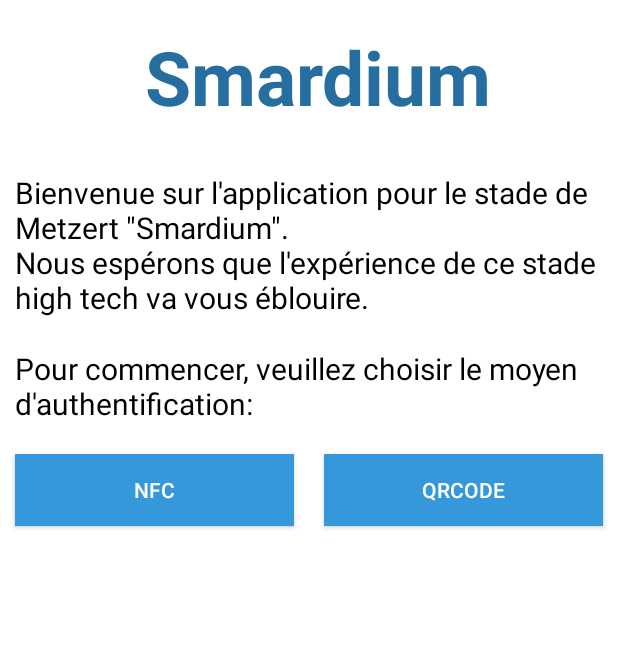
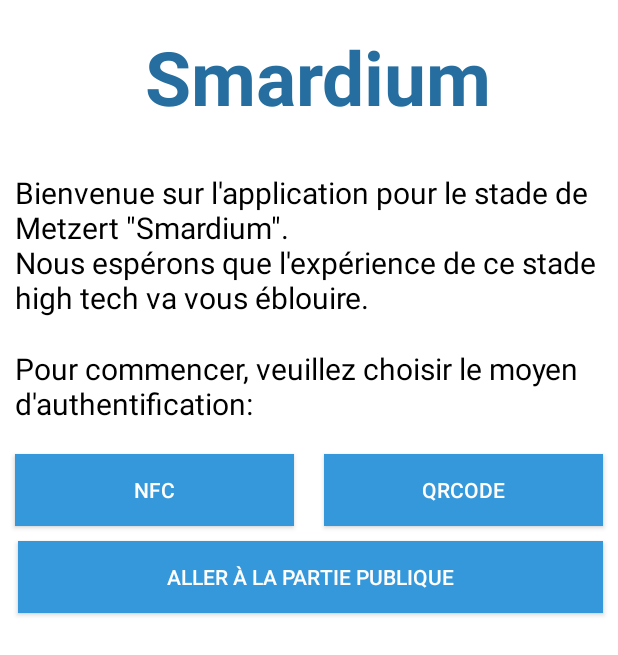
Before and after one commit to DrLoutre/DickIsBackStadium, an Android app: the layout activity_main.xml on its own in the app's theme, with its tools: preview values and no code run, on a phone screen of 412 x 824 dp. Shown: the top 655 px of the screen. Run offline under Robolectric (Android 15) with nearby library versions, the phone set to English and light mode, and no system bars.

Commit message:
[Android] ajout de trucs cool mais j'ai pas envie de vous dire quoi (#noSpoil)

```diff
--- a/SmartStadium/app/src/main/java/com/example/gecko/smartstadium/activities/NFRScannerActivity.java
+++ b/SmartStadium/app/src/main/java/com/example/gecko/smartstadium/activities/NFCScannerActivity.java
@@ -5,7 +5,7 @@ import android.support.v7.app.AppCompatActivity;
 
 import com.example.gecko.smartstadium.R;
 
-public class NFRScannerActivity extends AppCompatActivity {
+public class NFCScannerActivity extends AppCompatActivity {
 
 
     @Override
--- a/SmartStadium/app/src/main/res/layout/activity_main.xml
+++ b/SmartStadium/app/src/main/res/layout/activity_main.xml
@@ -45,6 +45,7 @@
         android:textSize="20dp" />
 
     <LinearLayout
+        android:id="@+id/linearLayout"
         android:layout_width="match_parent"
         android:layout_height="wrap_content"
         android:layout_below="@id/loginTextInfo"
@@ -77,4 +78,17 @@
             android:text="QRcode" />
 
     </LinearLayout>
+
+    <Button
+        android:id="@+id/loginButtonPublic"
+        android:layout_width="match_parent"
+        android:layout_height="wrap_content"
+        android:layout_alignEnd="@+id/loginTextInfo"
+        android:layout_alignLeft="@+id/loginMainTitle"
+        android:layout_alignRight="@+id/loginTextInfo"
+        android:layout_alignStart="@+id/loginMainTitle"
+        android:layout_below="@+id/linearLayout"
+        android:layout_weight="1"
+        android:background="@color/colorAccent"
+        android:text="Aller à la partie publique" />
 </RelativeLayout>
--- a/SmartStadium/app/src/main/res/layout/activity_nfrscanner.xml
+++ b/SmartStadium/app/src/main/res/layout/activity_nfrscanner.xml
@@ -3,6 +3,6 @@
     xmlns:tools="http://schemas.android.com/tools"
     android:layout_width="match_parent"
     android:layout_height="match_parent"
-    tools:context="com.example.gecko.smartstadium.activities.NFRScannerActivity">
+    tools:context="com.example.gecko.smartstadium.activities.NFCScannerActivity">
 
 </android.support.constraint.ConstraintLayout>
```
Also changed, not shown: SmartStadium/app/build.gradle (+7 -0 lines), SmartStadium/app/src/main/AndroidManifest.xml (+12 -1 lines), SmartStadium/app/src/main/java/com/example/gecko/smartstadium/activities/MainActivity.java (+12 -1 lines), SmartStadium/app/src/main/java/com/example/gecko/smartstadium/activities/PublicActivity.java (+7 -2 lines).
